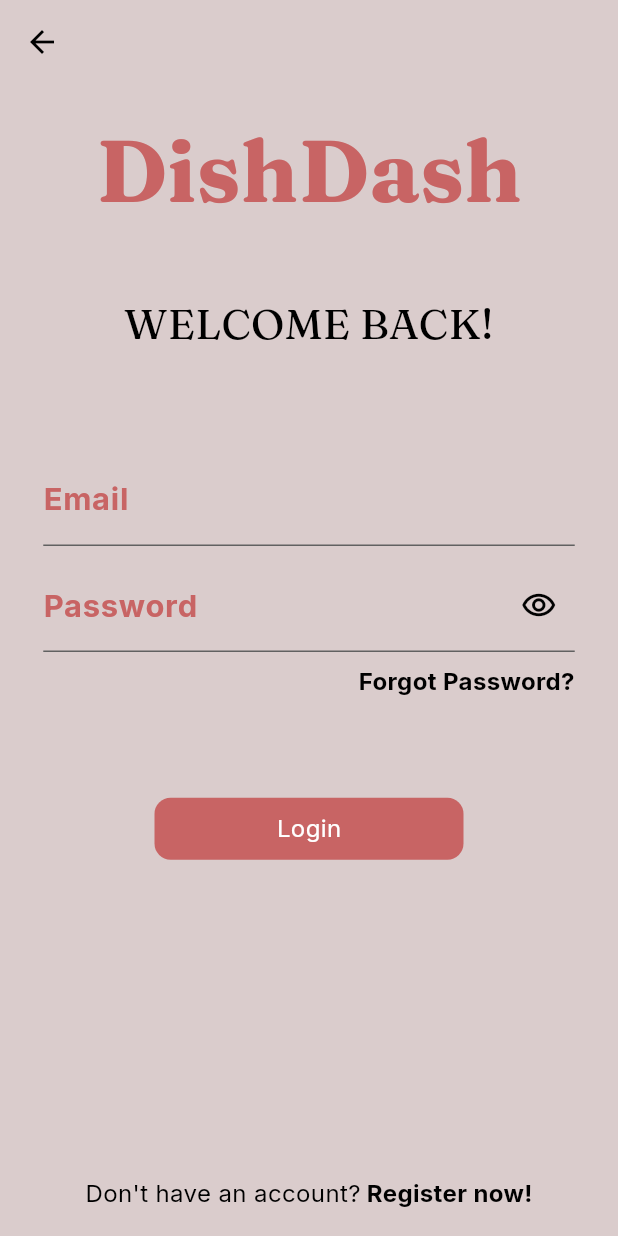
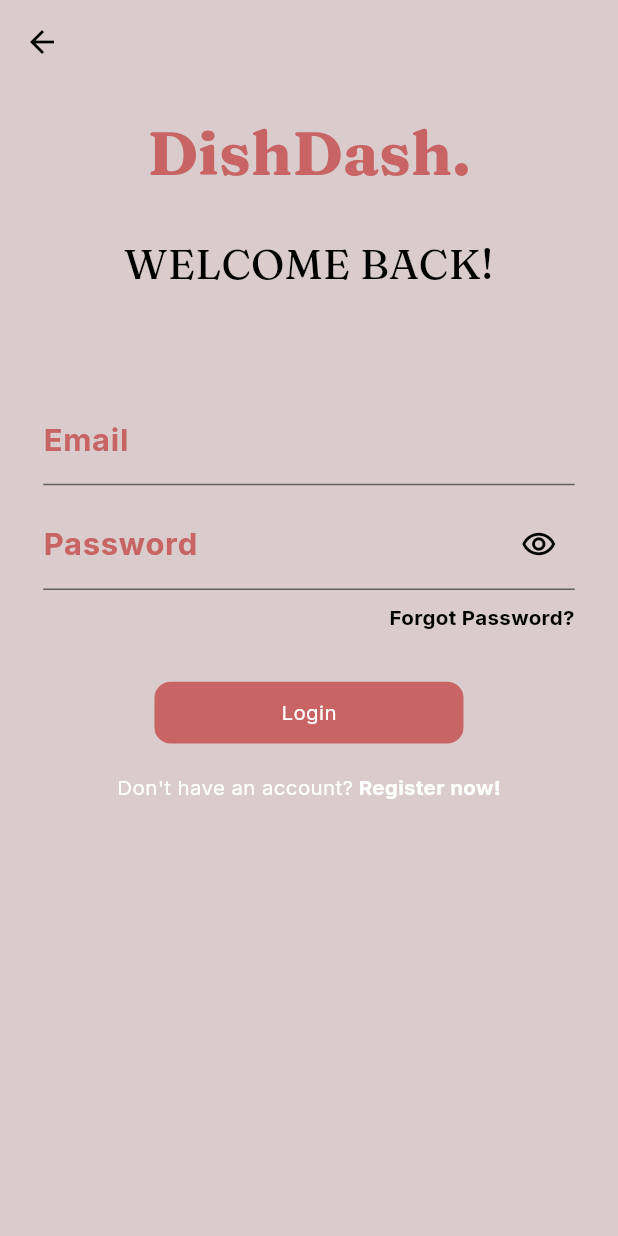
Before and after one commit to avggithubuser/DishDash, a Flutter app: the screen it shows after launch, after a tap on "Continue with Email", on a phone screen of 412 x 824 dp. Run offline on Flutter 3.47's test engine with Material 3 defaults, Android fonts, the phone set to English and light mode, and no system bars; drawn by our look-alikes of auto_size_text; our stand-ins replace cloud_firestore, firebase_auth, firebase_core, flutter_rating_bar, flutter_riverpod, flutter_screenutil and 4 more; missing offline and left inert: flutter_facebook_auth; accounts and stored records are empty.

Commit message:
login fucked

```diff
--- a/lib/core/services/theme_service.dart
+++ b/lib/core/services/theme_service.dart
@@ -1,5 +1,6 @@
 import 'package:flutter/material.dart';
 import 'package:google_fonts/google_fonts.dart';
+import 'package:flutter_screenutil/flutter_screenutil.dart';
 
 final ValueNotifier<ThemeMode> themeNotifier = ValueNotifier(ThemeMode.system);
 
@@ -32,23 +33,28 @@ class ThemeService {
       secondary: Color(0xFFE57373),
     ),
     textTheme: TextTheme(
+      titleLarge: GoogleFonts.fraunces(
+        fontSize: 46.sp,
+        fontWeight: FontWeight.bold,
+        color: Color.fromRGBO(200, 100, 100, 1),
+      ),
       displayLarge: GoogleFonts.fraunces(
-        fontSize: 44,
+        fontSize: 30.sp,
         fontWeight: FontWeight.bold,
         color: Color.fromRGBO(246, 239, 210, 1),
       ),
       titleMedium: GoogleFonts.fraunces(
-        fontSize: 22,
+        fontSize: 22.sp,
         fontWeight: FontWeight.w600,
         color: Color.fromRGBO(246, 239, 210, 1),
       ),
       bodyLarge: GoogleFonts.inter(
-        fontSize: 18,
+        fontSize: 18.sp,
         fontWeight: FontWeight.w500,
         color: Color.fromRGBO(246, 239, 210, 1),
       ),
       bodyMedium: GoogleFonts.inter(
-        fontSize: 16,
+        fontSize: 14.sp,
         fontWeight: FontWeight.w400,
         color: Colors.white,
       ),
@@ -61,42 +67,42 @@ class ThemeService {
     ),
   );
 
-  // DARK
-  static final ThemeData darkTheme = ThemeData(
-    brightness: Brightness.dark,
-    scaffoldBackgroundColor: const Color.fromARGB(255, 34, 34, 34),
-    cardColor: const Color.fromRGBO(84, 18, 18, 1),
-    colorScheme: const ColorScheme.dark(
-      primary: Color.fromRGBO(84, 18, 18, 1),
-      secondary: Color.fromRGBO(84, 18, 18, 1),
-    ),
-    textTheme: TextTheme(
-      displayLarge: GoogleFonts.fraunces(
-        fontSize: 44,
-        fontWeight: FontWeight.bold,
-        color: Colors.white,
-      ),
-      titleMedium: GoogleFonts.fraunces(
-        fontSize: 22,
-        fontWeight: FontWeight.w600,
-        color: Colors.white,
-      ),
-      bodyLarge: GoogleFonts.inter(
-        fontSize: 18,
-        fontWeight: FontWeight.w500,
-        color: Colors.white,
-      ),
-      bodyMedium: GoogleFonts.inter(
-        fontSize: 16,
-        fontWeight: FontWeight.w400,
-        color: Color(0xFFCCCCCC),
-      ),
-    ),
-    cardTheme: const CardThemeData(
-      elevation: 8,
-      shape: RoundedRectangleBorder(
-        borderRadius: BorderRadius.all(Radius.circular(20)),
-      ),
-    ),
-  );
+  //   // DARK
+  //   static final ThemeData darkTheme = ThemeData(
+  //     brightness: Brightness.dark,
+  //     scaffoldBackgroundColor: const Color.fromARGB(255, 34, 34, 34),
+  //     cardColor: const Color.fromRGBO(84, 18, 18, 1),
+  //     colorScheme: const ColorScheme.dark(
+  //       primary: Color.fromRGBO(84, 18, 18, 1),
+  //       secondary: Color.fromRGBO(84, 18, 18, 1),
+  //     ),
+  //     textTheme: TextTheme(
+  //       displayLarge: GoogleFonts.fraunces(
+  //         fontSize: 30.sp,
+  //         fontWeight: FontWeight.bold,
+  //         color: Colors.white,
+  //       ),
+  //       titleMedium: GoogleFonts.fraunces(
+  //         fontSize: 22.sp,
+  //         fontWeight: FontWeight.w600,
+  //         color: Colors.white,
+  //       ),
+  //       bodyLarge: GoogleFonts.inter(
+  //         fontSize: 18.sp,
+  //         fontWeight: FontWeight.w500,
+  //         color: Colors.white,
+  //       ),
+  //       bodyMedium: GoogleFonts.inter(
+  //         fontSize: 16.sp,
+  //         fontWeight: FontWeight.w400,
+  //         color: Color(0xFFCCCCCC),
+  //       ),
+  //     ),
+  //     cardTheme: const CardThemeData(
+  //       elevation: 8,
+  //       shape: RoundedRectangleBorder(
+  //         borderRadius: BorderRadius.all(Radius.circular(20)),
+  //       ),
+  //     ),
+  //   );
 }
--- a/lib/features/auth/screens/email_login_in.dart
+++ b/lib/features/auth/screens/email_login_in.dart
@@ -1,9 +1,9 @@
-import 'package:auto_size_text/auto_size_text.dart';
 import 'package:dish_dash/features/auth/methods/auth_methods.dart';
 import 'package:dish_dash/features/auth/widgets/button.dart';
 import 'package:dish_dash/features/auth/widgets/input_field.dart';
 import 'package:flutter/material.dart';
 import 'package:google_fonts/google_fonts.dart';
+import 'package:flutter_screenutil/flutter_screenutil.dart';
 
 class EmailLoginIn extends StatefulWidget {
   final void Function()? onTap;
@@ -36,20 +36,20 @@ class _EmailLoginInState extends State<EmailLoginIn> {
               Column(
                 children: [
                   Center(
-                    child: AutoSizeText(
-                      "DishDash",
+                    child: Text(
+                      "DishDash.",
                       style: GoogleFonts.fraunces(
-                        fontSize: MediaQuery.of(context).size.height * 0.07,
+                        fontSize: MediaQuery.of(context).size.height * 0.05,
                         fontWeight: FontWeight.bold,
                         color: Theme.of(context).colorScheme.primary,
                       ),
                     ),
                   ),
-                  SizedBox(height: MediaQuery.of(context).size.height * 0.05),
+                  SizedBox(height: MediaQuery.of(context).size.height * 0.03),
 
-                  AutoSizeText(
+                  Text(
+                    "WELCOME BACK!",
                     textAlign: TextAlign.center,
-                    "WELCOME BACK!",
                     style: GoogleFonts.fraunces(
                       color: Theme.of(context).textTheme.headlineLarge!.color,
                       fontSize: Theme.of(
@@ -87,7 +87,7 @@ class _EmailLoginInState extends State<EmailLoginIn> {
                     mainAxisAlignment: MainAxisAlignment.end,
                     children: [
                       GestureDetector(
-                        child: AutoSizeText(
+                        child: Text(
                           "Forgot Password?",
                           style: TextStyle(
                             color: Theme.of(
@@ -100,7 +100,7 @@ class _EmailLoginInState extends State<EmailLoginIn> {
                     ],
                   ),
 
-                  SizedBox(height: MediaQuery.of(context).size.height * 0.080),
+                  SizedBox(height: MediaQuery.of(context).size.height * 0.04),
                   MyButton(
                     title: "Login",
                     onTap: () async {
@@ -111,24 +111,25 @@ class _EmailLoginInState extends State<EmailLoginIn> {
                       );
                     },
                   ),
-                ],
-              ),
+                  SizedBox(height: 20.h),
 
                   Row(
                     mainAxisAlignment: MainAxisAlignment.center,
                     children: [
-                  AutoSizeText(
+                      Text(
                         "Don't have an account?",
                         style: TextStyle(
-                      color: Theme.of(context).textTheme.headlineLarge!.color,
+                          color: Theme.of(context).textTheme.bodyMedium!.color,
                         ),
                       ),
                       GestureDetector(
                         onTap: widget.onTap,
-                    child: AutoSizeText(
+                        child: Text(
                           " Register now!",
                           style: TextStyle(
-                        color: Theme.of(context).textTheme.headlineLarge!.color,
+                            color: Theme.of(
+                              context,
+                            ).textTheme.bodyMedium!.color,
                             fontWeight: FontWeight.bold,
                           ),
                         ),
@@ -137,6 +138,30 @@ class _EmailLoginInState extends State<EmailLoginIn> {
                   ),
                 ],
               ),
+
+              // Row(
+              //   mainAxisAlignment: MainAxisAlignment.center,
+              //   children: [
+              //     Text(
+              //       "Don't have an account?",
+              //       style: TextStyle(
+              //         color: Theme.of(context).textTheme.headlineLarge!.color,
+              //       ),
+              //     ),
+              //     GestureDetector(
+              //       onTap: widget.onTap,
+              //       child: Text(
+              //         " Register now!",
+              //         style: TextStyle(
+              //           color: Theme.of(context).textTheme.headlineLarge!.color,
+              //           fontWeight: FontWeight.bold,
+              //         ),
+              //       ),
+              //     ),
+              //   ],
+              // ),
+            ],
+          ),
         ),
       ),
     );
--- a/lib/features/auth/screens/email_sign_up.dart
+++ b/lib/features/auth/screens/email_sign_up.dart
@@ -42,9 +42,9 @@ class _EmailSignUpState extends State<EmailSignUp> {
                   children: [
                     Center(
                       child: AutoSizeText(
-                        "DishDash",
+                        "DishDash.",
                         style: GoogleFonts.fraunces(
-                          fontSize: MediaQuery.of(context).size.height * 0.07,
+                          fontSize: MediaQuery.of(context).size.height * 0.03,
                           fontWeight: FontWeight.bold,
                           color: Theme.of(context).colorScheme.primary,
                         ),
--- a/lib/features/auth/screens/sign_in_screen.dart
+++ b/lib/features/auth/screens/sign_in_screen.dart
@@ -4,6 +4,8 @@ import 'package:dish_dash/features/auth/screens/email_screen_switch.dart';
 import 'package:flutter/material.dart';
 import 'package:font_awesome_flutter/font_awesome_flutter.dart';
 import 'package:google_fonts/google_fonts.dart';
+import 'package:flutter_screenutil/flutter_screenutil.dart';
+import 'package:dish_dash/core/services/theme_service.dart';
 
 class LoginScreen extends StatefulWidget {
   const LoginScreen({super.key});
@@ -30,18 +32,20 @@ class _LoginScreenState extends State<LoginScreen> {
             mainAxisAlignment: MainAxisAlignment.spaceBetween,
             children: [
               Column(
+                mainAxisAlignment:
+                    MainAxisAlignment.start, // vertical alignment
+                crossAxisAlignment:
+                    CrossAxisAlignment.start, // horizontal alignment
                 children: [
                   SizedBox(height: MediaQuery.of(context).size.height * 0.09),
 
-                  Center(
-                    child: AutoSizeText(
-                      "DishDash",
-                      style: GoogleFonts.fraunces(
-                        fontSize: MediaQuery.of(context).size.height * 0.07,
-                        fontWeight: FontWeight.bold,
-                        color: Theme.of(context).colorScheme.primary,
-                      ),
-                    ),
+                  AutoSizeText(
+                    "Dish",
+                    style: Theme.of(context).textTheme.titleLarge,
+                  ),
+                  AutoSizeText(
+                    "Dash.",
+                    style: Theme.of(context).textTheme.titleLarge,
                   ),
                 ],
               ),
--- a/lib/main.dart
+++ b/lib/main.dart
@@ -2,6 +2,7 @@ import 'dart:io';
 import 'package:flutter/material.dart';
 import 'package:flutter_riverpod/flutter_riverpod.dart';
 import 'package:flutter_screenutil/flutter_screenutil.dart';
+import 'package:flutter/services.dart';
 import 'package:firebase_core/firebase_core.dart';
 import 'package:firebase_auth/firebase_auth.dart';
 import 'package:google_sign_in/google_sign_in.dart';
@@ -13,11 +14,14 @@ import 'package:dish_dash/features/home/screens/home_screen.dart';
 
 Future<void> main() async {
   WidgetsFlutterBinding.ensureInitialized();
+  SystemChrome.setEnabledSystemUIMode(SystemUiMode.immersive);
+  await SystemChrome.setPreferredOrientations([
+    DeviceOrientation.portraitUp,
+    DeviceOrientation.portraitDown,
+  ]);
 
-  // Initialize Firebase
   await Firebase.initializeApp(options: DefaultFirebaseOptions.currentPlatform);
 
-  // Initialize Google Sign-In
   await GoogleSignIn.instance.initialize(
     clientId: Platform.isAndroid
         ? '42191251749-50pms8tqght3rlpr7p9hrjgh9con26bs.apps.googleusercontent.com'
@@ -45,9 +49,8 @@ class DishDashApp extends StatelessWidget {
               title: 'DishDash',
               debugShowCheckedModeBanner: false,
               theme: ThemeService.lightTheme,
-              darkTheme: ThemeService.darkTheme,
               themeMode: mode,
-              home: const AuthPage(),
+              home: AuthPage(),
             );
           },
         );
```
Also changed, not shown: lib/features/auth/methods/auth_methods.dart (+5 -9 lines), lib/features/home/screens/home_screen.dart (+11 -25 lines), lib/features/swipe/screens/swipe_screen.dart (+5 -11 lines), flutter_01.png (added), flutter_02.png (added), 1 other file. Lines whose indentation alone changed are shown as unchanged.
